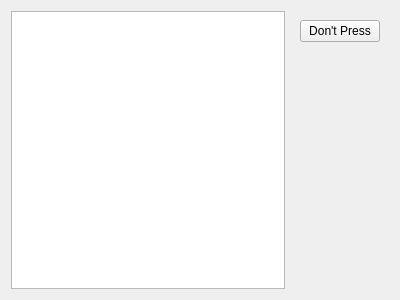
This is Kakuro/mainwidget.ui in RRValue/Kakuro as Qt 5 draws it before an edit. The edited form follows.
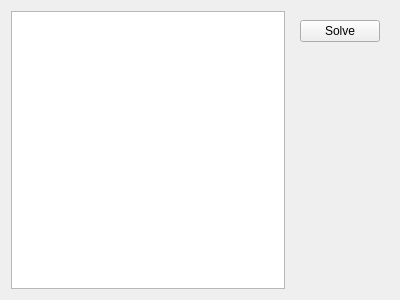
This is the edited form.

Commit message: let solve button do work (dont know why the update only happens after resize)

Patch:
```diff
--- a/Kakuro/mainwidget.ui
+++ b/Kakuro/mainwidget.ui
@@ -23,7 +23,7 @@
       <item>
        <widget class="QPushButton" name="pushButton">
         <property name="text">
-         <string notr="true">Don't Press</string>
+         <string notr="true">Solve</string>
         </property>
        </widget>
       </item>
```
Left out of the diff: 2 changed lines with no effect on the pictures. The commit also changes 4 other files.
